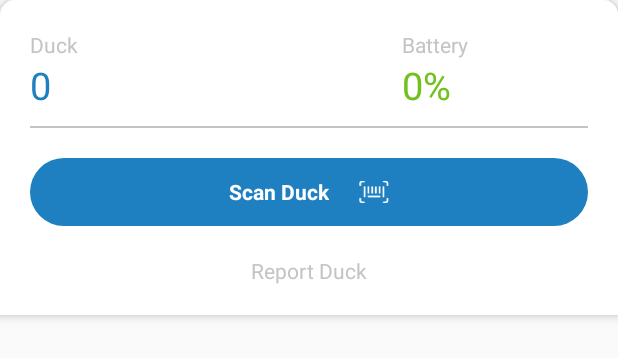
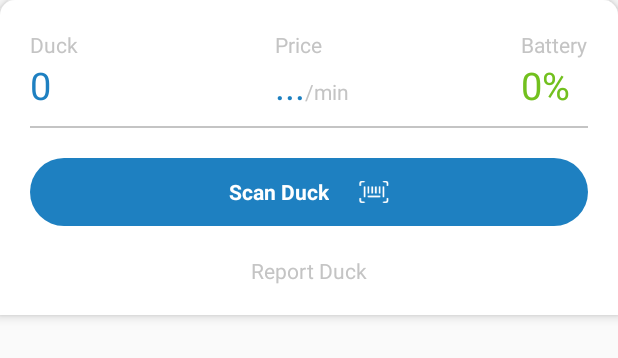
Before and after one commit to alexmbous/BlueDuck, an Android app: the layout scooter_info_layout.xml on its own in the app's theme, with its tools: preview values and no code run, on a phone screen of 412 x 824 dp. Shown: the top 358 px of the screen. Run offline under Robolectric (Android 15) with nearby library versions, the phone set to English and light mode, and no system bars.

Commit message:
added pricing-per-minute to scooter marker info

```diff
--- a/BlueDuck/app/src/main/res/layout/scooter_info_layout.xml
+++ b/BlueDuck/app/src/main/res/layout/scooter_info_layout.xml
@@ -14,7 +14,7 @@
 
         <LinearLayout
             android:layout_width="0dp"
-            android:layout_weight="2"
+            android:layout_weight="1"
             android:layout_height="wrap_content"
             android:orientation="vertical">
 
@@ -37,6 +37,38 @@
         <LinearLayout
             android:layout_width="0dp"
             android:layout_weight="1"
+            android:layout_height="wrap_content"
+            android:orientation="vertical">
+
+            <TextView
+                android:layout_width="wrap_content"
+                android:layout_height="wrap_content"
+                android:textColor="@color/description_color"
+                android:text="Price"/>
+
+            <LinearLayout
+                android:layout_width="wrap_content"
+                android:layout_height="match_parent"
+                android:orientation="horizontal">
+                <TextView
+                    android:id="@+id/scooter_info_price"
+                    android:layout_width="wrap_content"
+                    android:layout_height="wrap_content"
+                    android:textColor="@color/main_colors"
+                    android:textSize="25sp"
+                    android:text="..."/>
+
+                <TextView
+                    android:layout_width="wrap_content"
+                    android:layout_height="wrap_content"
+                    android:textColor="@color/description_color"
+                    android:text="/min" />
+            </LinearLayout>
+        </LinearLayout>
+
+        <LinearLayout
+            android:layout_width="wrap_content"
+            android:layout_weight="0"
             android:layout_height="wrap_content"
             android:orientation="vertical">
 
```
Also changed, not shown: BlueDuck/app/src/main/java/com/blueduck/ride/main/activity/MainActivity.java (+162 -159 lines).
